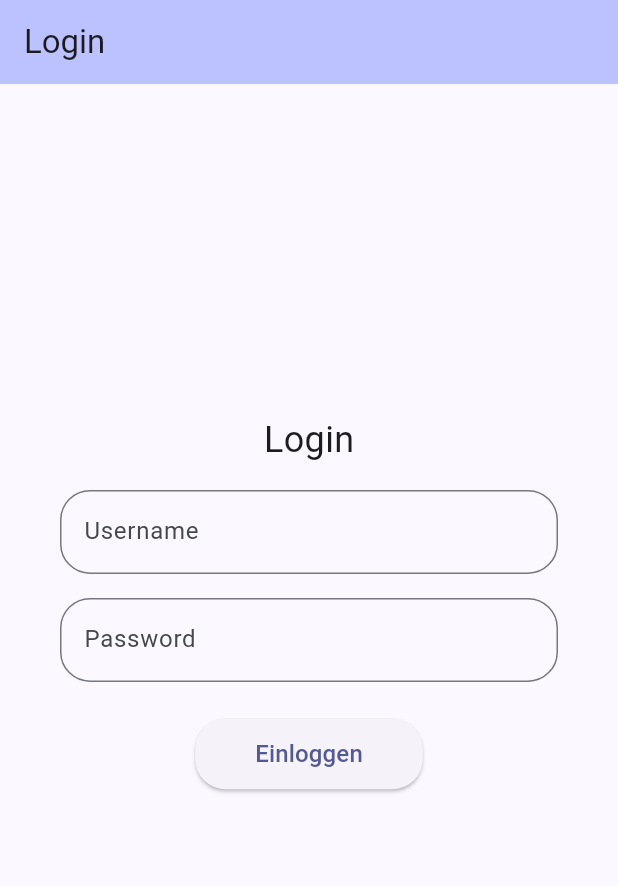
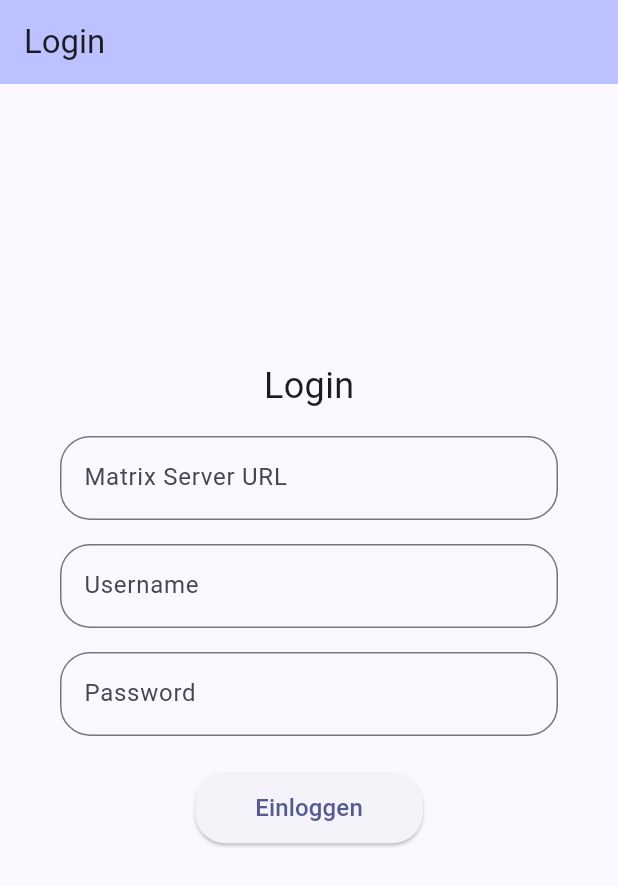
Before and after one commit to KaTo3107/green_pill, a Flutter app: the screen it shows after launch, after a tap on "Einloggen", on a phone screen of 412 x 824 dp. Shown: the top 886 px of the screen. Run offline on Flutter 3.47's test engine with Material 3 defaults, Android fonts, the light colour scheme and no system bars; our stand-ins replace flutter_colorpicker, shared_preferences.

Commit message:
add matrixServerUrl to AuthModel and login

```diff
--- a/lib/models/auth_model.dart
+++ b/lib/models/auth_model.dart
@@ -7,7 +7,7 @@
   bool get isAuthenticated => isLoggedIn;
   String get token => authenticationToken;
 
-  Future<void> login(String username, String password) async {
+  Future<void> login(String matrixServerUrl, String username, String password) async {
     await Future.delayed(const Duration(seconds: 2));
 
     if (username == 'user' && password == 'password') {
--- a/lib/pages/login.dart
+++ b/lib/pages/login.dart
@@ -11,6 +11,7 @@
 
 class _LoginPageState extends State<LoginPage> {
 
+  final TextEditingController _matrixServerUrlController = TextEditingController();
   final TextEditingController _usernameController = TextEditingController();
   final TextEditingController _passwordController = TextEditingController();
 
@@ -27,6 +28,19 @@
           mainAxisAlignment: MainAxisAlignment.center,
           children: [
             Text('Login', style: TextStyle(fontSize: 24)),
+            SizedBox(height: 16),
+            Container(
+              margin: const EdgeInsets.symmetric(horizontal: 40),
+              child: TextField(
+                controller: _matrixServerUrlController,
+                decoration: InputDecoration(
+                  labelText: 'Matrix Server URL',
+                  border: OutlineInputBorder(
+                    borderRadius: BorderRadius.circular(20),
+                  ),
+                ),
+              ),
+            ),
             SizedBox(height: 16),
             Container(
               margin: const EdgeInsets.symmetric(horizontal: 40),
@@ -58,7 +72,7 @@
             ElevatedButton(
               onPressed: () async {
                 try {
-                  await Provider.of<AuthModel>(context, listen: false).login(_usernameController.text, _passwordController.text);
+                  await Provider.of<AuthModel>(context, listen: false).login(_matrixServerUrlController.text, _usernameController.text, _passwordController.text);
                 } catch (e) {
                   ScaffoldMessenger.of(context).showSnackBar(
                     SnackBar(content: Text(e.toString())),
```
